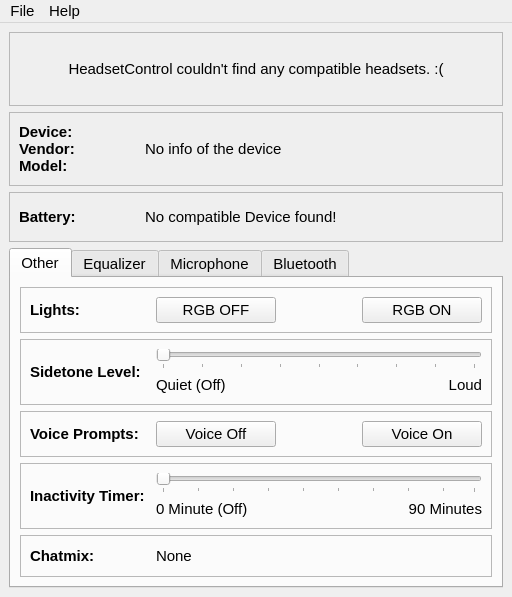
Old version of the form mainwindow.ui in the repository LeoKlaus/HeadsetControl-GUI.
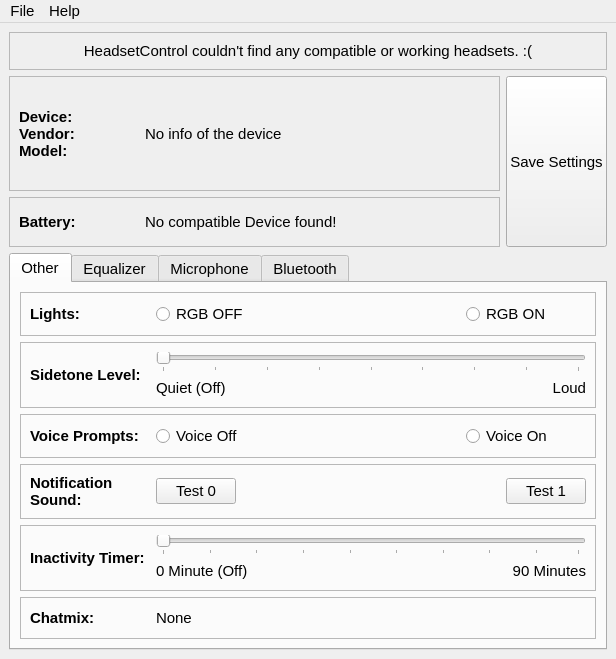
New version of the form. The open tabs and pages were chosen to show the change. Icons and pictures are not drawn.

Commit message: Added device settings load and save; added loading presets and equalizer

```diff
--- a/mainwindow.ui
+++ b/mainwindow.ui
@@ -6,8 +6,8 @@
    <rect>
     <x>0</x>
     <y>0</y>
-    <width>512</width>
-    <height>597</height>
+    <width>616</width>
+    <height>659</height>
    </rect>
   </property>
   <property name="sizePolicy">
@@ -99,7 +99,7 @@
           </size>
          </property>
          <property name="text">
-          <string>HeadsetControl couldn't find any compatible headsets. :(</string>
+          <string>HeadsetControl couldn't find any compatible or working headsets. :(</string>
          </property>
          <property name="alignment">
           <set>Qt::AlignCenter</set>
@@ -110,9 +110,13 @@
      </widget>
     </item>
     <item>
+     <layout class="QHBoxLayout" name="horizontalLayout_26">
+      <item>
+       <layout class="QVBoxLayout" name="verticalLayout_11">
+        <item>
      <widget class="QFrame" name="deviceinfoFrame">
       <property name="sizePolicy">
-       <sizepolicy hsizetype="Preferred" vsizetype="Minimum">
+           <sizepolicy hsizetype="Minimum" vsizetype="Minimum">
         <horstretch>0</horstretch>
         <verstretch>0</verstretch>
        </sizepolicy>
@@ -210,7 +214,7 @@
        <bool>true</bool>
       </property>
       <property name="sizePolicy">
-       <sizepolicy hsizetype="Preferred" vsizetype="Minimum">
+           <sizepolicy hsizetype="Minimum" vsizetype="Minimum">
         <horstretch>0</horstretch>
         <verstretch>0</verstretch>
        </sizepolicy>
@@ -318,13 +322,30 @@
       </layout>
      </widget>
     </item>
+       </layout>
+      </item>
+      <item>
+       <widget class="QPushButton" name="savesettingsButton">
+        <property name="sizePolicy">
+         <sizepolicy hsizetype="Maximum" vsizetype="Expanding">
+          <horstretch>0</horstretch>
+          <verstretch>0</verstretch>
+         </sizepolicy>
+        </property>
+        <property name="text">
+         <string>Save Settings</string>
+        </property>
+       </widget>
+      </item>
+     </layout>
+    </item>
     <item>
      <widget class="QTabWidget" name="tabWidget">
       <property name="enabled">
        <bool>true</bool>
       </property>
       <property name="sizePolicy">
-       <sizepolicy hsizetype="Expanding" vsizetype="Minimum">
+       <sizepolicy hsizetype="Minimum" vsizetype="Minimum">
         <horstretch>0</horstretch>
         <verstretch>0</verstretch>
        </sizepolicy>
@@ -345,6 +366,12 @@
        <bool>false</bool>
       </property>
       <widget class="QWidget" name="otherTab">
+       <property name="sizePolicy">
+        <sizepolicy hsizetype="Preferred" vsizetype="Minimum">
+         <horstretch>0</horstretch>
+         <verstretch>0</verstretch>
+        </sizepolicy>
+       </property>
        <attribute name="title">
         <string>Other</string>
        </attribute>
@@ -399,7 +426,7 @@
             </widget>
            </item>
            <item>
-            <widget class="QPushButton" name="offlightButton">
+            <widget class="QRadioButton" name="offlightButton">
              <property name="minimumSize">
               <size>
                <width>120</width>
@@ -425,7 +452,7 @@
             </spacer>
            </item>
            <item>
-            <widget class="QPushButton" name="onlightButton">
+            <widget class="QRadioButton" name="onlightButton">
              <property name="minimumSize">
               <size>
                <width>120</width>
@@ -607,7 +634,7 @@
            <item>
             <layout class="QHBoxLayout" name="horizontalLayout">
              <item>
-              <widget class="QPushButton" name="voiceOffButton">
+              <widget class="QRadioButton" name="voiceOffButton">
                <property name="minimumSize">
                 <size>
                  <width>120</width>
@@ -633,7 +660,7 @@
               </spacer>
              </item>
              <item>
-              <widget class="QPushButton" name="voiceOnButton">
+              <widget class="QRadioButton" name="voiceOnButton">
                <property name="minimumSize">
                 <size>
                  <width>120</width>
@@ -650,6 +677,77 @@
           </layout>
          </widget>
         </item>
+        <item>
+         <widget class="QFrame" name="notificationFrame">
+          <property name="frameShape">
+           <enum>QFrame::StyledPanel</enum>
+          </property>
+          <property name="frameShadow">
+           <enum>QFrame::Raised</enum>
+          </property>
+          <layout class="QHBoxLayout" name="horizontalLayout_24">
+           <item>
+            <widget class="QLabel" name="noticationLabel">
+             <property name="sizePolicy">
+              <sizepolicy hsizetype="Minimum" vsizetype="Preferred">
+               <horstretch>0</horstretch>
+               <verstretch>0</verstretch>
+              </sizepolicy>
+             </property>
+             <property name="minimumSize">
+              <size>
+               <width>120</width>
+               <height>0</height>
+              </size>
+             </property>
+             <property name="font">
+              <font>
+               <pointsize>11</pointsize>
+               <bold>true</bold>
+              </font>
+             </property>
+             <property name="text">
+              <string>Notification Sound:</string>
+             </property>
+             <property name="wordWrap">
+              <bool>true</bool>
+             </property>
+            </widget>
+           </item>
+           <item>
+            <layout class="QHBoxLayout" name="horizontalLayout_25">
+             <item>
+              <widget class="QPushButton" name="notification0Button">
+               <property name="text">
+                <string>Test 0</string>
+               </property>
+              </widget>
+             </item>
+             <item>
+              <spacer name="horizontalSpacer_12">
+               <property name="orientation">
+                <enum>Qt::Horizontal</enum>
+               </property>
+               <property name="sizeHint" stdset="0">
+                <size>
+                 <width>40</width>
+                 <height>20</height>
+                </size>
+               </property>
+              </spacer>
+             </item>
+             <item>
+              <widget class="QPushButton" name="notification1Button">
+               <property name="text">
+                <string>Test 1</string>
+               </property>
+              </widget>
+             </item>
+            </layout>
+           </item>
+          </layout>
+         </widget>
+        </item>
         <item>
          <widget class="QFrame" name="inactivityFrame">
           <property name="sizePolicy">
@@ -1539,7 +1637,7 @@
     <rect>
      <x>0</x>
      <y>0</y>
-     <width>512</width>
+     <width>616</width>
      <height>25</height>
     </rect>
    </property>
```
Left out of the diff: 97 changed lines with no effect on the pictures. Lines whose indentation alone changed are shown as unchanged. The commit also changes 6 other files.
